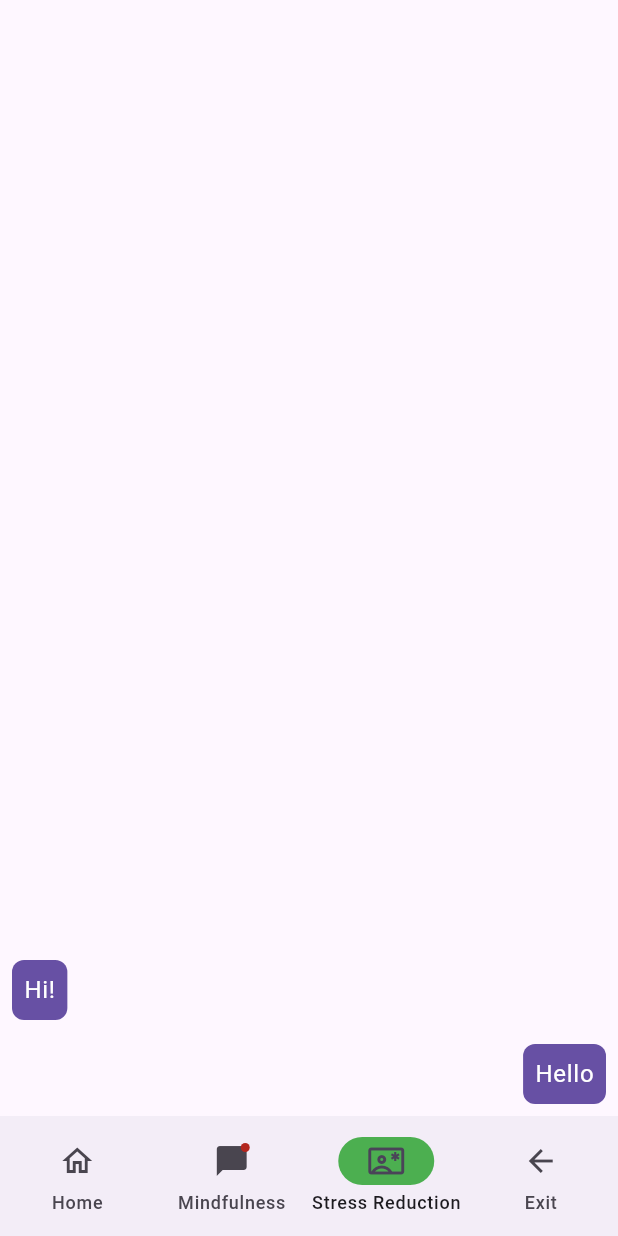
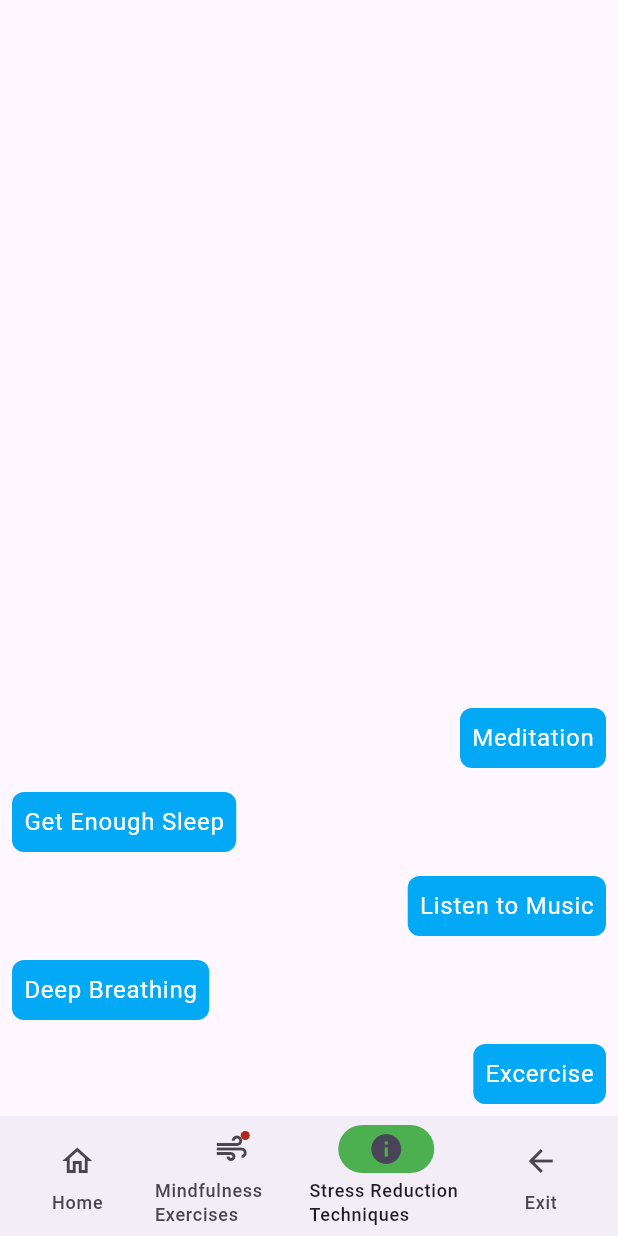
Before and after one commit to anshuk-arun/MAD_Project_1, a Flutter app: the HomeScreen screen opened directly, item 3 of the bottom bar chosen, on a phone screen of 412 x 824 dp. Run offline on Flutter 3.47's test engine with Material 3 defaults, Android fonts, the phone set to English and light mode, and no system bars.

Commit message:
Related Content to App in Tabs

```diff
--- a/madp1_mindfulness/lib/HomeScreen.dart
+++ b/madp1_mindfulness/lib/HomeScreen.dart
@@ -1,3 +1,5 @@
+import 'dart:math';
+
 import 'package:flutter/material.dart';
 import 'package:madp1_mindfulness/CalendarScreen.dart';
 import 'package:madp1_mindfulness/MindfulnessScreen.dart';
@@ -10,6 +12,7 @@ class HomeScreen extends StatefulWidget{
   const HomeScreen({super.key, required this.title});
   final String title;
 
+
   @override
   State<HomeScreen> createState() => _HomeScreenState();
 }
@@ -17,10 +20,30 @@ class HomeScreen extends StatefulWidget{
 class _HomeScreenState extends State<HomeScreen> {
   int currentPageIndex = 0;
 
+  List<String> affirmations = <String>[
+    "I am worthy of love, happiness, and success.",
+    "I am enough just as I am.",
+    "My potential is limitless, and I strive for greatness.",
+    "My well-being is a reflection of the love and care I invest in myself.",
+    "I am deserving of deep, meaningful, and fulfilling connections.",
+    "My life is enriched by the beautiful connections I cultivate.",
+    "Challenges are opportunities for growth and learning.",
+  ];
+  String dailyAffirmation = "";
+
+  void generateDailyAffirmation(){
+    setState(() {
+      dailyAffirmation = affirmations.elementAt(Random().nextInt(affirmations.length));
+
+    });
+  }
 
   @override
   Widget build(BuildContext context) {
     final ThemeData theme = Theme.of(context);
+
+    // Daily Affirmation
+    generateDailyAffirmation();
 
     // Currently not in use, but it may be needed later, depending.
     // // Navigate to Mindfulness when clicked
@@ -61,12 +84,12 @@ class _HomeScreenState extends State<HomeScreen> {
             label: 'Home',
           ),
           NavigationDestination(
-            icon: Badge(child: Icon(Icons.chat_bubble_rounded)),
-            label: 'Mindfulness',
+            icon: Badge(child: Icon(Icons.air)),
+            label: 'Mindfulness Exercises',
           ),
           NavigationDestination(
-            icon: Icon(Icons.contact_emergency_outlined),
-            label: 'Stress Reduction',
+            icon: Icon(Icons.info),
+            label: 'Stress Reduction Techniques',
           ),
           NavigationDestination(
             icon: Icon(Icons.arrow_back),
@@ -76,14 +99,14 @@ class _HomeScreenState extends State<HomeScreen> {
       ),
       body: <Widget>[
 
-        // Home Screen
+        // Home Screen / Daily Affirmations
         Card(
           shadowColor: Colors.transparent,
           margin: const EdgeInsets.all(8.0),
           child: SizedBox.expand(
             child: Center(
               child: Text(
-                'Home page',
+                dailyAffirmation,
                 style: theme.textTheme.titleLarge,
               ),
             ),
@@ -94,28 +117,30 @@ class _HomeScreenState extends State<HomeScreen> {
         const Padding(
           padding: EdgeInsets.all(8.0),
           child: Column(
+            mainAxisAlignment: MainAxisAlignment.spaceEvenly,
             children: <Widget>[
               Card(
                 child: ListTile(
-                  leading: Icon(Icons.notifications_sharp),
-                  title: Text('Notification 1'),
-                  subtitle: Text('This is a notification'),
+                  leading: Icon(Icons.tips_and_updates),
+                  title: Text('4-7-8 Breathing'),
+                  subtitle: Text('Inhale for 4 seconds.\nHold for 7 seconds.\nExhale for 8 seconds.'),
                 ),
               ),
               Card(
                 child: ListTile(
-                  leading: Icon(Icons.notifications_sharp),
-                  title: Text('Notification 2'),
-                  subtitle: Text('This is a notification'),
+                  leading: Icon(Icons.tips_and_updates),
+                  title: Text('Box Breathing'),
+                  subtitle: Text('Inhale for 4s, Hold for 4s. \nExhale for 4s, Hold for 4s'),
                 ),
               ),
             ],
           ),
         ),
+
         // Techniques
         ListView.builder(
           reverse: true,
-          itemCount: 2,
+          itemCount: 5,
           itemBuilder: (BuildContext context, int index) {
             if (index == 0) {
               return Align(
@@ -124,45 +149,102 @@ class _HomeScreenState extends State<HomeScreen> {
                   margin: const EdgeInsets.all(8.0),
                   padding: const EdgeInsets.all(8.0),
                   decoration: BoxDecoration(
-                    color: theme.colorScheme.primary,
+                    color: Colors.lightBlue,
                     borderRadius: BorderRadius.circular(8.0),
                   ),
                   child: Text(
-                    'Hello',
+                    'Excercise',
                     style: theme.textTheme.bodyLarge!
                         .copyWith(color: theme.colorScheme.onPrimary),
                   ),
                 ),
               );
             }
+            if (index == 1){
             return Align(
               alignment: Alignment.centerLeft,
               child: Container(
                 margin: const EdgeInsets.all(8.0),
                 padding: const EdgeInsets.all(8.0),
                 decoration: BoxDecoration(
-                  color: theme.colorScheme.primary,
+                  color: Colors.lightBlue,
                   borderRadius: BorderRadius.circular(8.0),
                 ),
                 child: Text(
-                  'Hi!',
+                  'Deep Breathing',
                   style: theme.textTheme.bodyLarge!
                       .copyWith(color: theme.colorScheme.onPrimary),
                 ),
               ),
             );
+            }
+            if (index == 2){
+            return Align(
+              alignment: Alignment.centerRight,
+              child: Container(
+                margin: const EdgeInsets.all(8.0),
+                padding: const EdgeInsets.all(8.0),
+                decoration: BoxDecoration(
+                  color: Colors.lightBlue,
+                  borderRadius: BorderRadius.circular(8.0),
+                ),
+                child: Text(
+                  'Listen to Music',
+                  style: theme.textTheme.bodyLarge!
+                      .copyWith(color: theme.colorScheme.onPrimary),
+                ),
+              ),
+            );
+            }
+            if (index == 3){
+            return Align(
+              alignment: Alignment.centerLeft,
+              child: Container(
+                margin: const EdgeInsets.all(8.0),
+                padding: const EdgeInsets.all(8.0),
+                decoration: BoxDecoration(
+                  color: Colors.lightBlue,
+                  borderRadius: BorderRadius.circular(8.0),
+                ),
+                child: Text(
+                  'Get Enough Sleep',
+                  style: theme.textTheme.bodyLarge!
+                      .copyWith(color: theme.colorScheme.onPrimary),
+                ),
+              ),
+            );
+            }
+            if (index == 4){
+            return Align(
+              alignment: Alignment.centerRight,
+              child: Container(
+                margin: const EdgeInsets.all(8.0),
+                padding: const EdgeInsets.all(8.0),
+                decoration: BoxDecoration(
+                  color: Colors.lightBlue,
+                  borderRadius: BorderRadius.circular(8.0),
+                ),
+                child: Text(
+                  'Meditation',
+                  style: theme.textTheme.bodyLarge!
+                      .copyWith(color: theme.colorScheme.onPrimary),
+                ),
+              ),
+            );
+            }
           },
         ),
         // Calendar
         // Exit Back
-        FloatingActionButton(
-          onPressed: (){
-            Navigator.of(context).pop();
-          //Navigator.pop(context, MaterialPageRoute(builder: (context) => const HomeScreen()));
-          },
-          child: const Text('Back to Entry'),
+        Center(
+          child: FloatingActionButton(
+            onPressed: (){
+              Navigator.of(context).pop();
+            //Navigator.pop(context, MaterialPageRoute(builder: (context) => const HomeScreen()));
+            },
+            child: const Text('Back to Entry'),
+          ),
         ),
-
       ][currentPageIndex]
     );
   }
```
